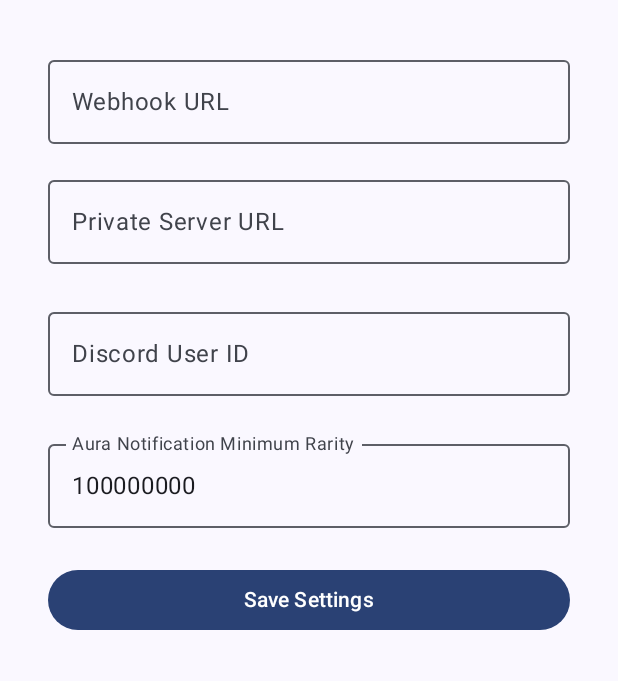
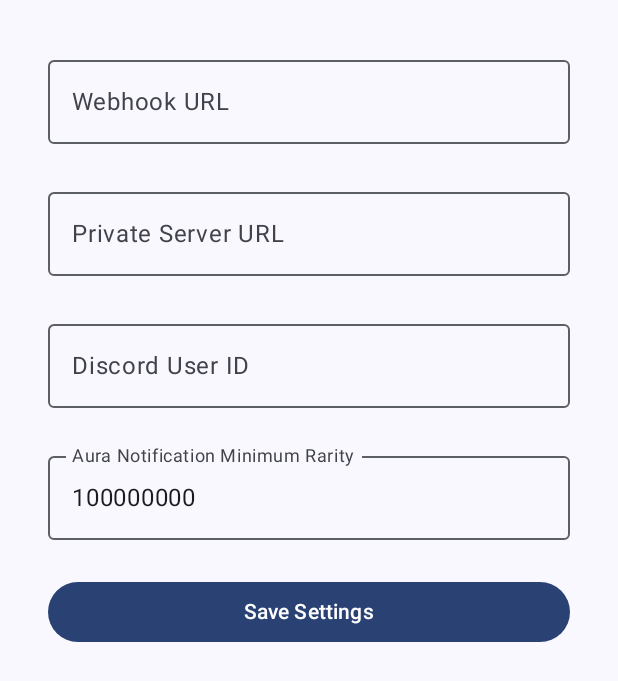
Before and after one commit to TomatoKyou/DroidScope, an Android app built with Jetpack Compose: the composable SettingsScreen shown on its own in the app's theme, on a phone screen of 412 x 824 dp. Shown: the top 681 px of the screen. Run offline under Robolectric (Android 15) with nearby library versions, the phone set to English and light mode, and no system bars; libraries missing offline, so code that uses them is left out: rikka.shizuku; 2 statements that could not run were skipped.

Commit message:
very small fix

```diff
--- a/app/src/main/java/com/scopedev/droidscope/MainActivity.kt
+++ b/app/src/main/java/com/scopedev/droidscope/MainActivity.kt
@@ -314,7 +314,7 @@ fun SettingsScreen() {
                 singleLine = true
             )
 
-            Spacer(Modifier.height(16.dp))
+            Spacer(Modifier.height(24.dp))
 
             OutlinedTextField(
                 value = privateServerUrl,
```
Also changed, not shown: app/src/main/java/com/scopedev/droidscope/LogcatService.kt (+3 -4 lines).
